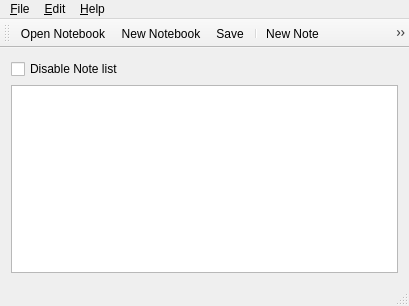
The window that mainwindow.ui (kashapov17/toynote) describes before a commit, drawn with Qt 5.
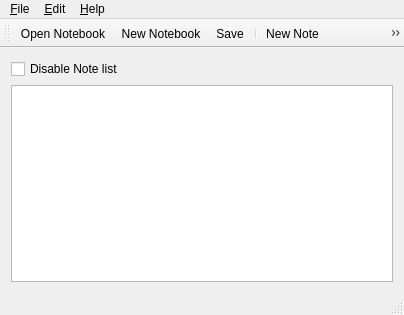
The same window after the commit. Icons and pictures are not drawn.

```diff
--- a/mainwindow.ui
+++ b/mainwindow.ui
@@ -6,8 +6,8 @@
    <rect>
     <x>0</x>
     <y>0</y>
-    <width>409</width>
-    <height>306</height>
+    <width>400</width>
+    <height>315</height>
    </rect>
   </property>
   <property name="windowTitle">
@@ -17,6 +17,12 @@
    <iconset resource="resources.qrc">
     <normaloff>:/icons/appicon.svg</normaloff>:/icons/appicon.svg</iconset>
   </property>
+  <property name="toolButtonStyle">
+   <enum>Qt::ToolButtonIconOnly</enum>
+  </property>
+  <property name="documentMode">
+   <bool>false</bool>
+  </property>
   <property name="tabShape">
    <enum>QTabWidget::Rounded</enum>
   </property>
@@ -49,11 +55,14 @@
        <enum>QFrame::Sunken</enum>
       </property>
       <property name="lineWidth">
-       <number>2</number>
+       <number>3</number>
       </property>
       <property name="midLineWidth">
        <number>1</number>
       </property>
+      <property name="sizeAdjustPolicy">
+       <enum>QAbstractScrollArea::AdjustIgnored</enum>
+      </property>
       <property name="dragEnabled">
        <bool>true</bool>
       </property>
@@ -82,7 +91,7 @@
     <rect>
      <x>0</x>
      <y>0</y>
-     <width>409</width>
+     <width>400</width>
      <height>23</height>
     </rect>
    </property>
```
Left out of the diff: 13 changed lines with no effect on the pictures.
